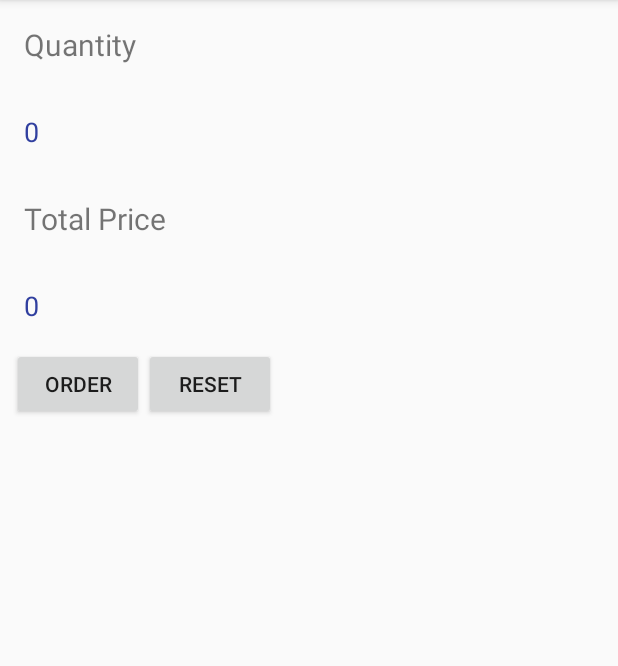
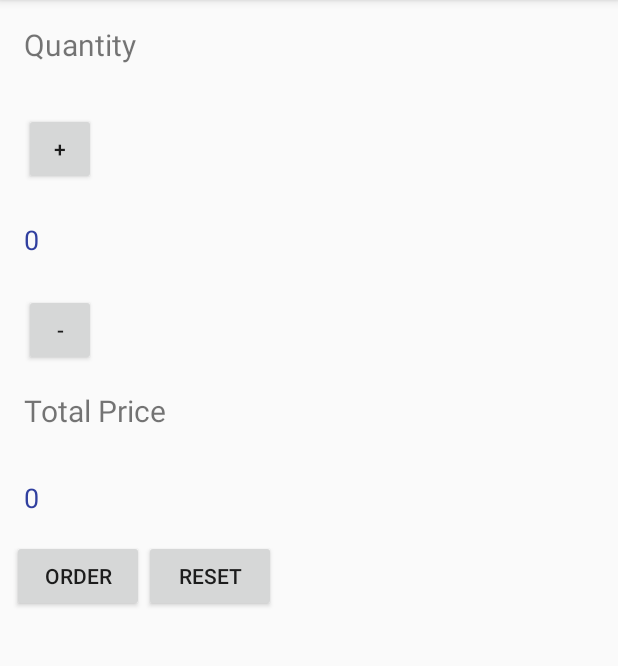
Before and after one commit to faiyaz72/JustJava, an Android app: the screen it shows after launch (MainActivity), on a phone screen of 412 x 824 dp, the part 84-750 px from its top. Run offline under Robolectric (Android 15) with nearby library versions, the phone set to English and light mode, and no system bars.

```diff
--- a/JustJava/app/src/main/java/com/example/android/justjava/MainActivity.java
+++ b/JustJava/app/src/main/java/com/example/android/justjava/MainActivity.java
@@ -27,9 +27,7 @@ public class MainActivity extends AppCompatActivity {
      */
     @RequiresApi(api = Build.VERSION_CODES.N)
     public void submitOrder(View view) {
-        display(num);
         displayPrice(num*5);
-        num++;
     }
 
     /**
@@ -48,11 +46,21 @@ public class MainActivity extends AppCompatActivity {
     }
 
     @RequiresApi(api = Build.VERSION_CODES.N)
-    public void reset() {
+    public void reset(View view) {
         TextView quantityTextView = (TextView) findViewById(R.id.zero);
         TextView priceTextView = (TextView) findViewById(R.id.price_num);
         quantityTextView.setText("" + 0);
         priceTextView.setText(NumberFormat.getCurrencyInstance().format(0));
         num = 0;
     }
+
+    public void increment(View view) {
+        num++;
+        display(num);
+    }
+
+    public void decrement(View view) {
+        num--;
+        display(num);
+    }
 }
--- a/JustJava/app/src/main/res/layout/activity_main.xml
+++ b/JustJava/app/src/main/res/layout/activity_main.xml
@@ -13,19 +13,40 @@
         android:id="@+id/quantity_text_view"
         />
 
+    <Button
+        android:id="@+id/plus"
+        android:layout_width="48dp"
+        android:layout_height="48dp"
+        android:layout_below="@id/quantity_text_view"
+        android:layout_margin="16dp"
+        android:text="+"
+        android:onClick="increment"
+        />
+
     <TextView
         android:id="@+id/zero"
         android:layout_width="wrap_content"
         android:layout_height="wrap_content"
         android:layout_alignLeft="@+id/quantity_text_view"
         android:layout_alignStart="@+id/quantity_text_view"
-        android:layout_below="@+id/quantity_text_view"
+        android:layout_below="@+id/plus"
         android:layout_marginBottom="16dp"
         android:layout_marginRight="16dp"
-        android:layout_marginTop="16dp"
+        android:layout_marginTop="8dp"
         android:text="0"
         android:textSize="18dp"
         android:textColor="@color/colorPrimaryDark" />
+
+    <Button
+        android:id="@+id/minus"
+        android:layout_width="48dp"
+        android:layout_height="48dp"
+        android:layout_below="@id/zero"
+        android:layout_marginTop="8dp"
+        android:layout_marginLeft="16dp"
+        android:text="-"
+        android:onClick="decrement"
+        />
 
     <TextView
         android:id="@+id/price"
@@ -33,7 +54,7 @@
         android:layout_height="wrap_content"
         android:layout_margin="16dp"
         android:textSize="20dp"
-        android:layout_below="@id/zero"
+        android:layout_below="@id/minus"
         android:text="Total Price"
         />
 
```
